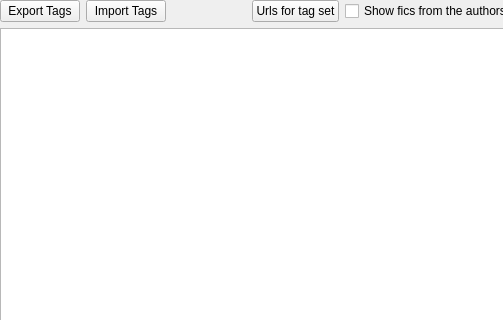
Zeks/flipper, file UI/tagwidget.ui: the form before one commit; both pictures show x 0 to 503 and y 0 to 320 of the 653 by 749 pixel window.
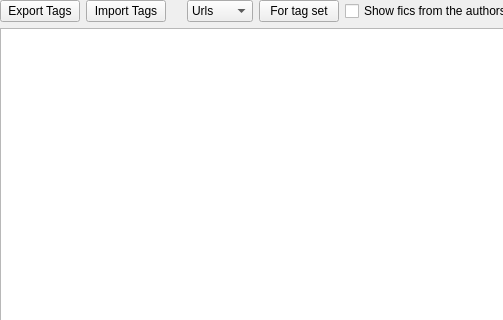
The form after the commit. Icons and pictures are not drawn.

What changed in the file:
```diff
--- a/UI/tagwidget.ui
+++ b/UI/tagwidget.ui
@@ -155,10 +155,29 @@
        </property>
       </spacer>
      </item>
+     <item>
+      <widget class="QComboBox" name="cbTagEntitySelector">
+       <item>
+        <property name="text">
+         <string>Urls</string>
+        </property>
+       </item>
+       <item>
+        <property name="text">
+         <string>IDs</string>
+        </property>
+       </item>
+       <item>
+        <property name="text">
+         <string>DB Ids</string>
+        </property>
+       </item>
+      </widget>
+     </item>
      <item>
       <widget class="QPushButton" name="pbUrlsForTags">
        <property name="text">
-        <string>Urls for tag set</string>
+        <string>For tag set</string>
        </property>
        <property name="icon">
         <iconset>
```
